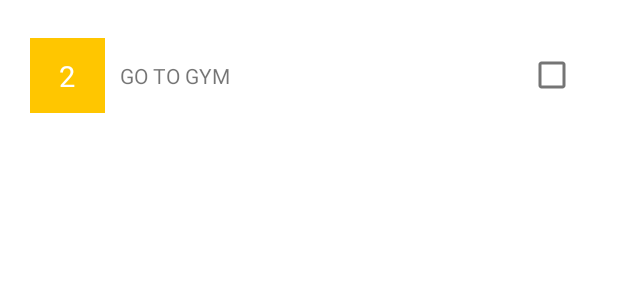
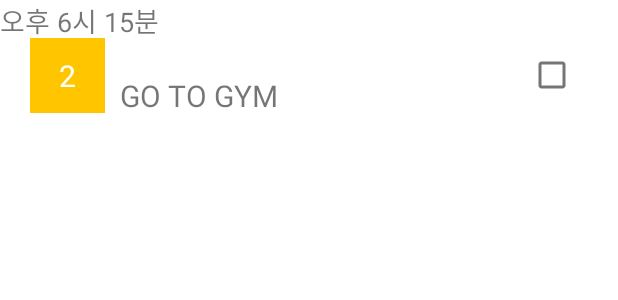
Before and after one commit to prislewarz/MPTeamproject, an Android app: the layout item_todo.xml on its own in the app's theme, with its tools: preview values and no code run, on a phone screen of 412 x 824 dp. Shown: the top 300 px of the screen. Run offline under Robolectric (Android 15) with nearby library versions, the phone set to English and light mode, and no system bars.

Commit message:
알람 시간 레이아웃에 추가

```diff
--- a/app/src/main/java/com/example/teamprojectlogin/AddToDoActivity.kt
+++ b/app/src/main/java/com/example/teamprojectlogin/AddToDoActivity.kt
@@ -44,7 +44,10 @@ class AddTodoActivity : AppCompatActivity() {
         binding.timePicker.setOnTimeChangedListener { _, hourOfDay, minute ->
             todoHour = hourOfDay
             todoMinute = minute
+            val time = String.format("%02d:%02d", hourOfDay, minute)
+            binding.timeView.text = time
         }
+
 
         binding.btnCompletion.setOnClickListener {
             insertTodo()
--- a/app/src/main/res/layout/item_todo.xml
+++ b/app/src/main/res/layout/item_todo.xml
@@ -17,7 +17,7 @@
         android:layout_marginStart="20dp"
         android:text="2"
         android:gravity="center"
-        android:textSize="19sp"
+        android:textSize="20sp"
         android:textColor="@color/white"
         />
 
@@ -28,17 +28,19 @@
         android:layout_marginStart="10dp"
         android:layout_marginEnd="20dp"
         android:text="GO TO GYM"
+        android:textSize="20dp"
         app:layout_constraintBottom_toBottomOf="parent"
         app:layout_constraintEnd_toEndOf="parent"
         app:layout_constraintHorizontal_bias="0.0"
         app:layout_constraintStart_toEndOf="@id/tv_importance"
         app:layout_constraintTop_toTopOf="parent"
-        app:layout_constraintVertical_bias="0.506" />
+        app:layout_constraintVertical_bias="0.691" />
 
     <TextView
         android:id="@+id/timeView"
-        android:layout_width="8dp"
-        android:layout_height="16dp"
+        android:layout_width="222dp"
+        android:layout_height="29dp"
+        android:text="오후 6시 15분"
         android:textSize="18sp"
         tools:layout_editor_absoluteX="80dp"
         tools:layout_editor_absoluteY="26dp" />
```
Also changed, not shown: app/src/main/res/layout/activity_add_todo.xml (+8 -0 lines).
